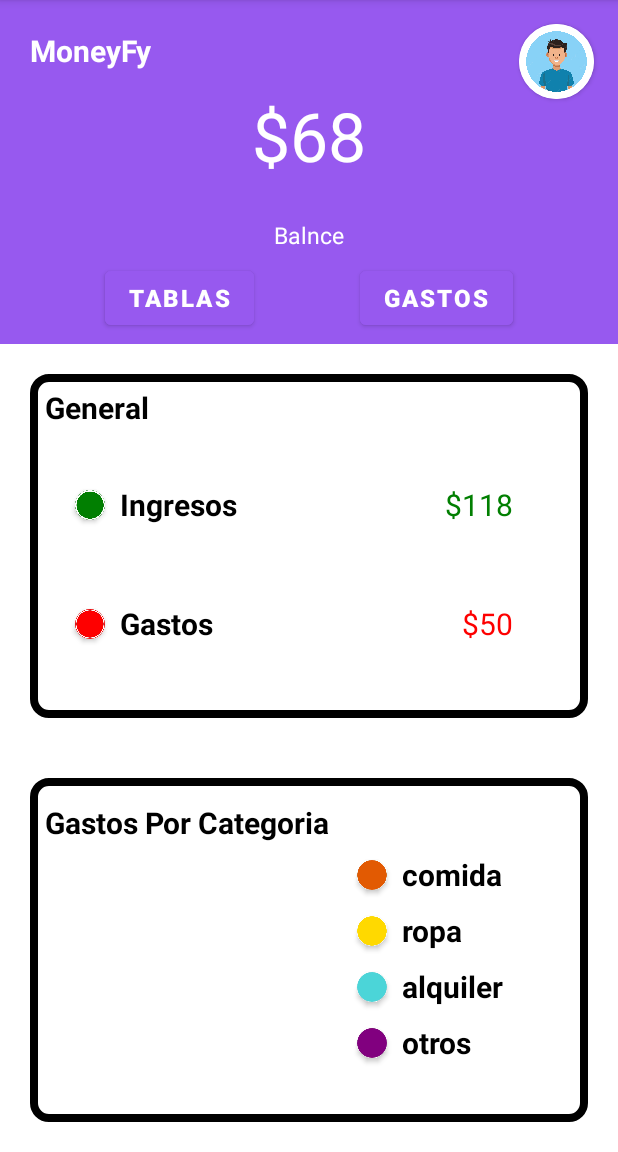
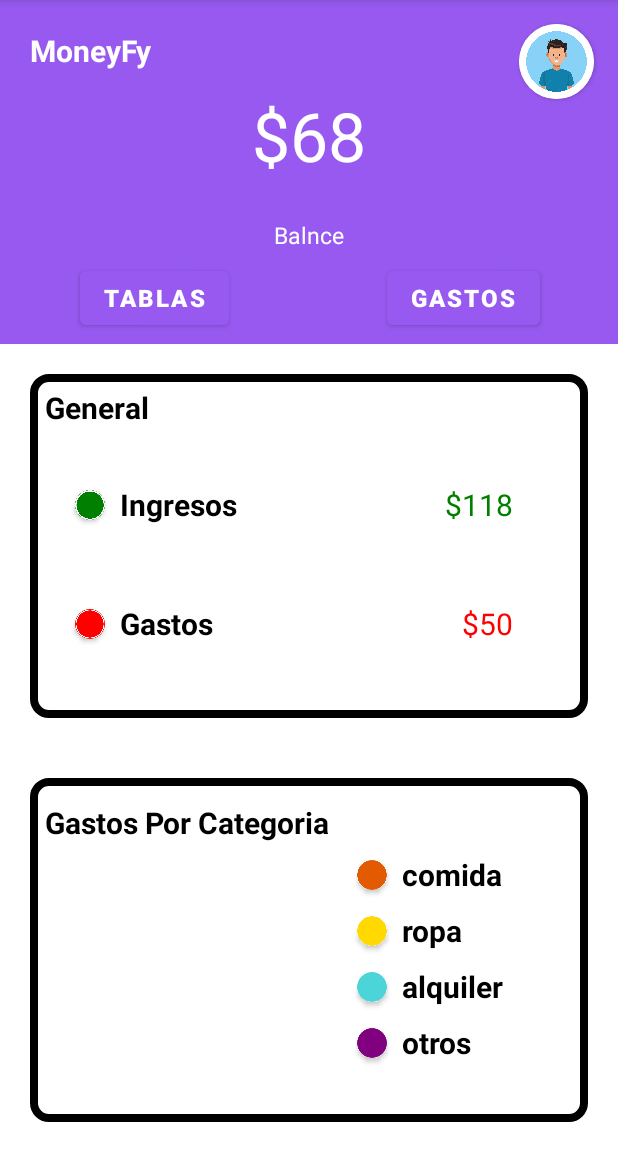
Before and after one commit to KatUrdi/OverFlow-, an Android app: the screen it shows after launch (MainActivity), on a phone screen of 412 x 824 dp, the part 84-1236 px from its top. Run offline under Robolectric (Android 15) with nearby library versions, the phone set to English and light mode, and no system bars.

Commit message:
Button, "tablas" & "gastos"

```diff
--- a/app/src/main/res/layout/activity_main.xml
+++ b/app/src/main/res/layout/activity_main.xml
@@ -53,7 +53,7 @@
             android:layout_width="wrap_content"
             android:layout_height="wrap_content"
             android:orientation="vertical"
-            app:layout_constraintGuide_percent="0.5" />
+            app:layout_constraintGuide_percent="0.5"/>
         <androidx.constraintlayout.widget.Guideline
             android:id="@+id/guideline1"
             android:layout_width="wrap_content"
@@ -128,7 +128,7 @@
             android:backgroundTint="#9759EF"
             app:layout_constraintBottom_toBottomOf="@id/guideline1"
             app:layout_constraintLeft_toLeftOf="parent"
-            app:layout_constraintRight_toLeftOf="@id/button_gastos"/>
+            app:layout_constraintRight_toLeftOf="@id/guideline_mitad"/>
 
         <Button
             android:layout_width="wrap_content"
@@ -139,7 +139,7 @@
             android:textSize="16sp"
             android:backgroundTint="#9759EF"
             app:layout_constraintBottom_toBottomOf="@id/guideline1"
-            app:layout_constraintLeft_toRightOf="@id/button_tablas"
+            app:layout_constraintLeft_toRightOf="@id/guideline_mitad"
             app:layout_constraintRight_toRightOf="parent"/>
 
         <TextView
```
